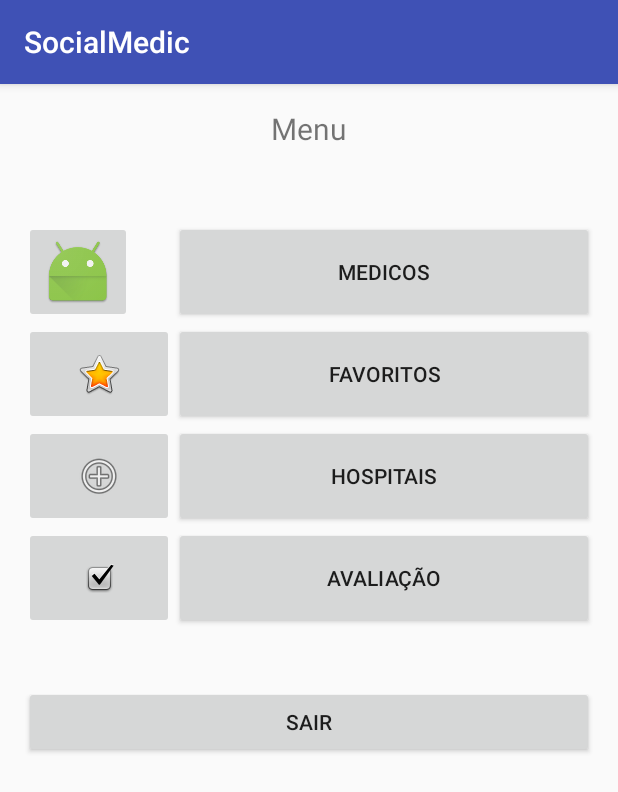
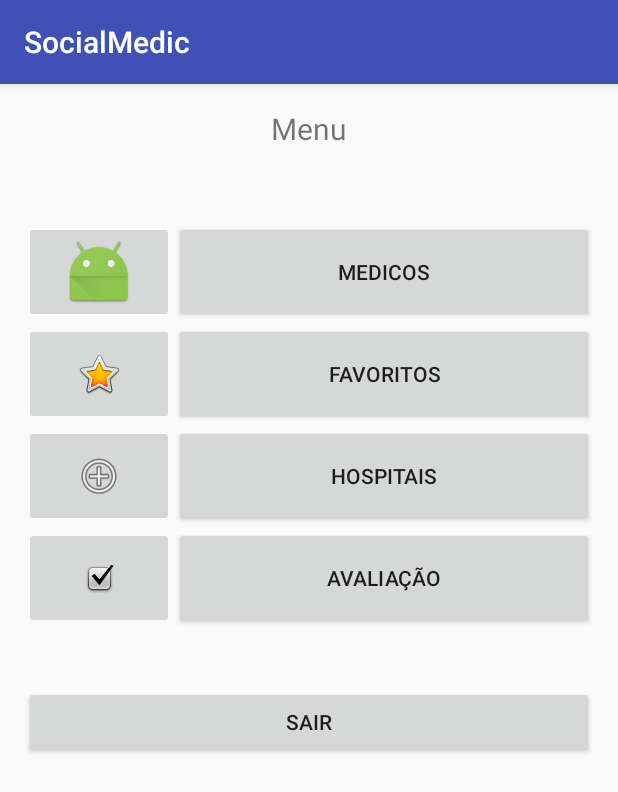
Before and after one commit to AdrianoModa/SocialMedic, an Android app: the screen it shows after launch (TelaMenu), after a tap on "ENTRAR", on a phone screen of 412 x 824 dp. Shown: the top 792 px of the screen. Run offline under Robolectric (Android 15) with nearby library versions, the phone set to English and light mode, and no system bars.

Commit message:
Activity prontas para receber a implementação.

```diff
--- a/app/build.gradle
+++ b/app/build.gradle
@@ -9,6 +9,7 @@ android {
         targetSdkVersion 25
         versionCode 1
         versionName "1.0"
+        multiDexEnabled true
         testInstrumentationRunner "android.support.test.runner.AndroidJUnitRunner"
     }
     buildTypes {
--- a/app/src/main/java/com/example/androidc22/socialmedic/MainActivity.java
+++ b/app/src/main/java/com/example/androidc22/socialmedic/MainActivity.java
@@ -1,6 +1,5 @@
 package com.example.androidc22.socialmedic;
 
-import android.app.Activity;
 import android.content.Intent;
 import android.support.v7.app.AppCompatActivity;
 import android.os.Bundle;
--- a/app/src/main/java/com/example/androidc22/socialmedic/TelaAvaliacao.java
+++ b/app/src/main/java/com/example/androidc22/socialmedic/TelaAvaliacao.java
@@ -2,6 +2,7 @@ package com.example.androidc22.socialmedic;
 
 import android.support.v7.app.AppCompatActivity;
 import android.os.Bundle;
+import android.widget.Toast;
 
 public class TelaAvaliacao extends AppCompatActivity {
 
@@ -9,5 +10,7 @@ public class TelaAvaliacao extends AppCompatActivity {
     protected void onCreate(Bundle savedInstanceState) {
         super.onCreate(savedInstanceState);
         setContentView(R.layout.activity_tela_avaliacao);
+
+        Toast.makeText(this, "Tela Avaliacao OK!", Toast.LENGTH_LONG).show();
     }
 }
--- a/app/src/main/java/com/example/androidc22/socialmedic/TelaFavoritos.java
+++ b/app/src/main/java/com/example/androidc22/socialmedic/TelaFavoritos.java
@@ -2,6 +2,7 @@ package com.example.androidc22.socialmedic;
 
 import android.support.v7.app.AppCompatActivity;
 import android.os.Bundle;
+import android.widget.Toast;
 
 public class TelaFavoritos extends AppCompatActivity {
 
@@ -9,5 +10,7 @@ public class TelaFavoritos extends AppCompatActivity {
     protected void onCreate(Bundle savedInstanceState) {
         super.onCreate(savedInstanceState);
         setContentView(R.layout.activity_tela_favoritos);
+
+        Toast.makeText(this, "Tela Favoritos OK!", Toast.LENGTH_LONG).show();
     }
 }
--- a/app/src/main/java/com/example/androidc22/socialmedic/TelaHospitais.java
+++ b/app/src/main/java/com/example/androidc22/socialmedic/TelaHospitais.java
@@ -2,6 +2,7 @@ package com.example.androidc22.socialmedic;
 
 import android.support.v7.app.AppCompatActivity;
 import android.os.Bundle;
+import android.widget.Toast;
 
 public class TelaHospitais extends AppCompatActivity {
 
@@ -9,5 +10,8 @@ public class TelaHospitais extends AppCompatActivity {
     protected void onCreate(Bundle savedInstanceState) {
         super.onCreate(savedInstanceState);
         setContentView(R.layout.activity_tela_hospitais);
+
+        Toast.makeText(this, "Tela Hospitais OK!", Toast.LENGTH_LONG).show();
+
     }
 }
--- a/app/src/main/java/com/example/androidc22/socialmedic/TelaMedicos.java
+++ b/app/src/main/java/com/example/androidc22/socialmedic/TelaMedicos.java
@@ -2,6 +2,7 @@ package com.example.androidc22.socialmedic;
 
 import android.support.v7.app.AppCompatActivity;
 import android.os.Bundle;
+import android.widget.Toast;
 
 public class TelaMedicos extends AppCompatActivity {
 
@@ -9,5 +10,8 @@ public class TelaMedicos extends AppCompatActivity {
     protected void onCreate(Bundle savedInstanceState) {
         super.onCreate(savedInstanceState);
         setContentView(R.layout.activity_tela_medicos);
+
+        Toast.makeText(this, "Tela Médicos OK!", Toast.LENGTH_LONG).show();
+
     }
 }
--- a/app/src/main/res/layout/activity_tela_menu.xml
+++ b/app/src/main/res/layout/activity_tela_menu.xml
@@ -24,7 +24,7 @@
         android:layout_width="wrap_content"
         android:layout_height="wrap_content"
         app:srcCompat="@android:drawable/ic_menu_add"
-        android:id="@+id/imageButton4"
+        android:id="@+id/imageBtnHospital"
         android:layout_below="@+id/imageButton3"
         android:layout_alignParentLeft="true"
         android:layout_alignParentStart="true"
@@ -44,6 +44,32 @@
         android:layout_toStartOf="@+id/btnHopitais"
         android:layout_below="@+id/btnMedicos"
         android:layout_alignBottom="@+id/btnFavoritos"
+        tools:ignore="ContentDescription" />
+
+    <ImageButton
+        android:id="@+id/imageBtnMedico"
+        android:layout_width="wrap_content"
+        android:layout_height="wrap_content"
+        android:layout_above="@+id/imageButton3"
+        android:layout_alignParentLeft="true"
+        android:layout_alignParentStart="true"
+        android:layout_alignTop="@+id/btnMedicos"
+        android:layout_toLeftOf="@+id/btnMedicos"
+        android:layout_toStartOf="@+id/btnMedicos"
+        app:srcCompat="@mipmap/ic_launcher"
+        tools:ignore="ContentDescription" />
+
+    <ImageButton
+        android:id="@+id/imageBtnFavorito"
+        android:layout_width="wrap_content"
+        android:layout_height="wrap_content"
+        android:layout_alignBottom="@+id/btnFavoritos"
+        android:layout_alignParentLeft="true"
+        android:layout_alignParentStart="true"
+        android:layout_below="@+id/btnMedicos"
+        android:layout_toLeftOf="@+id/btnHopitais"
+        android:layout_toStartOf="@+id/btnHopitais"
+        app:srcCompat="@android:drawable/btn_star_big_on"
         tools:ignore="ContentDescription" />
 
     <Button
@@ -66,27 +92,16 @@
         android:layout_height="68dp" />
 
     <ImageButton
+        android:id="@+id/imageBtnAvaliacao"
         android:layout_width="wrap_content"
         android:layout_height="wrap_content"
-        app:srcCompat="@mipmap/ic_launcher"
-        android:id="@+id/imageButton2"
-        android:layout_alignBottom="@+id/btnMedicos"
+        android:layout_alignBottom="@+id/btnAvalicao"
         android:layout_alignParentLeft="true"
         android:layout_alignParentStart="true"
-        android:contentDescription=""
-        tools:ignore="ContentDescription" />
-
-    <ImageButton
-        android:layout_width="wrap_content"
-        android:layout_height="wrap_content"
-        app:srcCompat="@android:drawable/checkbox_on_background"
-        android:id="@+id/imageButton"
-        android:layout_below="@+id/imageButton4"
-        android:layout_alignParentLeft="true"
-        android:layout_alignParentStart="true"
+        android:layout_below="@+id/imageBtnHospital"
         android:layout_toLeftOf="@+id/btnHopitais"
         android:layout_toStartOf="@+id/btnHopitais"
-        android:layout_alignBottom="@+id/btnAvalicao"
+        app:srcCompat="@android:drawable/checkbox_on_background"
         tools:ignore="ContentDescription" />
 
     <Button
--- a/build.gradle
+++ b/build.gradle
@@ -5,7 +5,7 @@ buildscript {
         jcenter()
     }
     dependencies {
-        classpath 'com.android.tools.build:gradle:2.2.3'
+        classpath 'com.android.tools.build:gradle:2.3.0'
 
         // NOTE: Do not place your application dependencies here; they belong
         // in the individual module build.gradle files
```
Also changed, not shown: gradle/wrapper/gradle-wrapper.properties.
